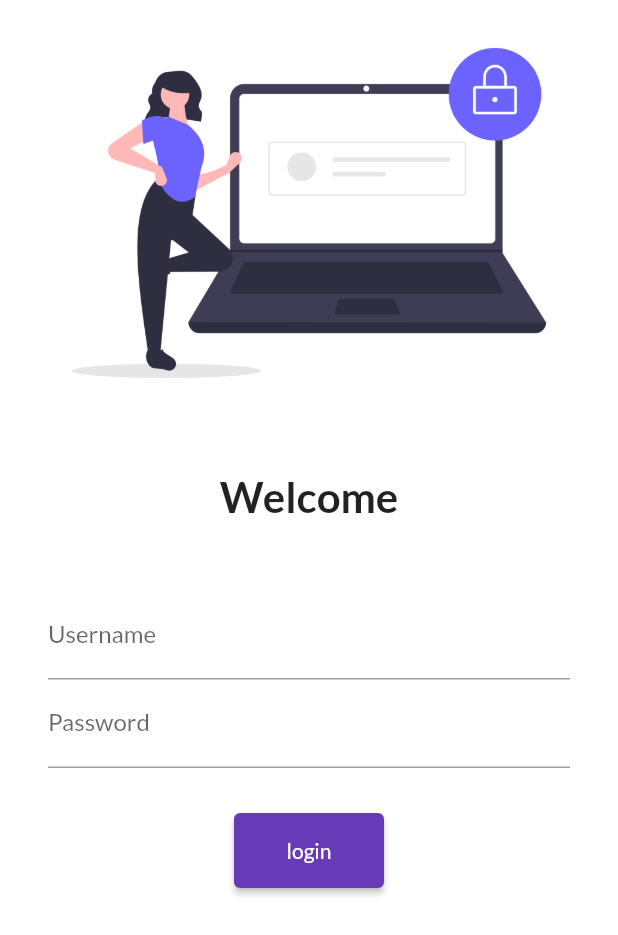
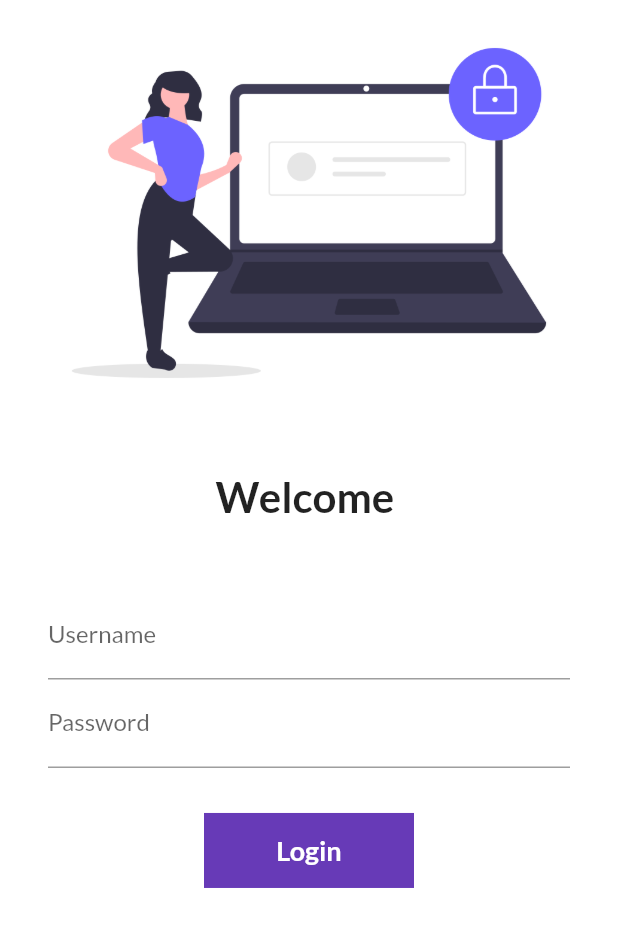
Before and after one commit to NeerajKrcse123/flutter_first_project, a Flutter app: the screen it shows after launch, on a phone screen of 412 x 824 dp. Shown: the top 935 px of the screen. Run offline on Flutter 3.47's test engine with Material 2 defaults, Android fonts, the phone set to English and light mode, and no system bars; our stand-ins replace google_fonts.

Commit message:
day 6 task completed

```diff
--- a/lib/Pages/login_page.dart
+++ b/lib/Pages/login_page.dart
@@ -1,7 +1,14 @@
 import "package:firstflutterproject/utils/routes.dart";
 import "package:flutter/material.dart";
 
-class Loginpage extends StatelessWidget {
+class Loginpage extends StatefulWidget {
+  @override
+  State<Loginpage> createState() => _LoginpageState();
+}
+
+class _LoginpageState extends State<Loginpage> {
+  String name = "";
+  bool changeButton = false;
   @override
   Widget build(BuildContext context) {
     return Material(
@@ -18,7 +25,7 @@ class Loginpage extends StatelessWidget {
             ),
             //  sized box provide the space between image and the text welcome of height 5o
             Text(
-              "Welcome",
+              "Welcome $name",
               style: TextStyle(fontSize: 28.0, fontWeight: FontWeight.bold),
             ),
             SizedBox(
@@ -33,6 +40,12 @@ class Loginpage extends StatelessWidget {
                       hintText: "enter your name",
                       labelText: "Username",
                     ),
+                    onChanged: (value) => {
+                      name = value,
+                      setState(() {
+                        // name = value;
+                      })
+                    },
                   ),
                   TextFormField(
                     obscureText: true,
@@ -44,15 +57,52 @@ class Loginpage extends StatelessWidget {
                   SizedBox(
                     height: 30.0,
                   ),
-                    ElevatedButton(
-                      onPressed: () {
-                        Navigator.pushNamed(context,MyRoutes.homeRoute);
+                  // ElevatedButton(
+                  //   onPressed: () {
+                  //     Navigator.pushNamed(context, MyRoutes.homeRoute);
+                  //   },
+                  //   child: Text("login"),
+                  //   style: TextButton.styleFrom(minimumSize: Size(100, 50)),
+                  // )
+                  InkWell(
+                    onTap: ()  async {
+                      setState(() {
+                        changeButton = true;
+                      });
+                      await Future.delayed(Duration(seconds: 1));
+                                          Navigator.pushNamed(context, MyRoutes.homeRoute);
+
                     },
-                      child: Text("login"),
-                      style: TextButton.styleFrom(minimumSize: Size(100, 50)),
+
+                    child: AnimatedContainer(
+                      duration: Duration(seconds: 1),
+                      width: changeButton ? 50 : 140,
+                      alignment: Alignment.center,
+                      height: 50,
+                      child: changeButton
+                          ? Icon(
+                              Icons.done,
+                              color: Colors.white,
                             )
+                          : Text(
+                              "Login",
+                              style: TextStyle(
+                                color: Colors.white,
+                                fontSize: 18,
+                                fontWeight: FontWeight.bold,
+                              ),
+                            ),
+                      decoration: BoxDecoration(
+                        shape:
+                            changeButton ? BoxShape.circle : BoxShape.rectangle,
+                        color: Colors.deepPurple,
+                        // borderRadius: BorderRadius.circular(changeButton?20:8),
+                      ),
+                    ),
+                  ),
                 ],
-                ))
+              ),
+            ),
           ],
         )));
   }
```
Lines whose indentation alone changed are shown as unchanged.
